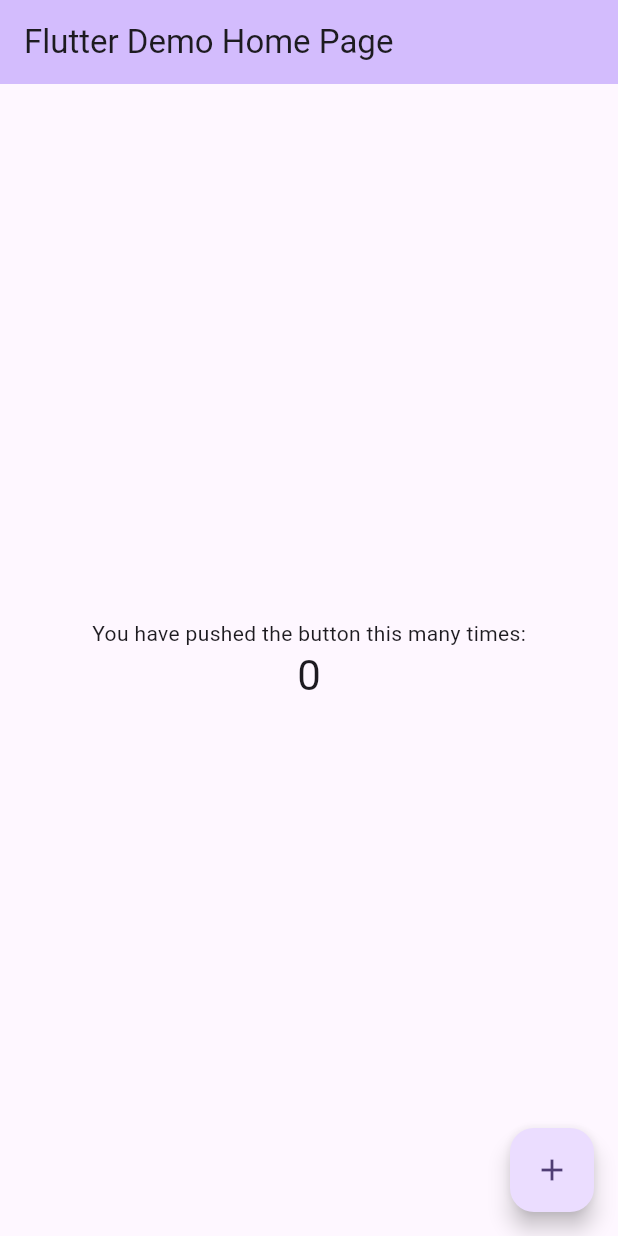
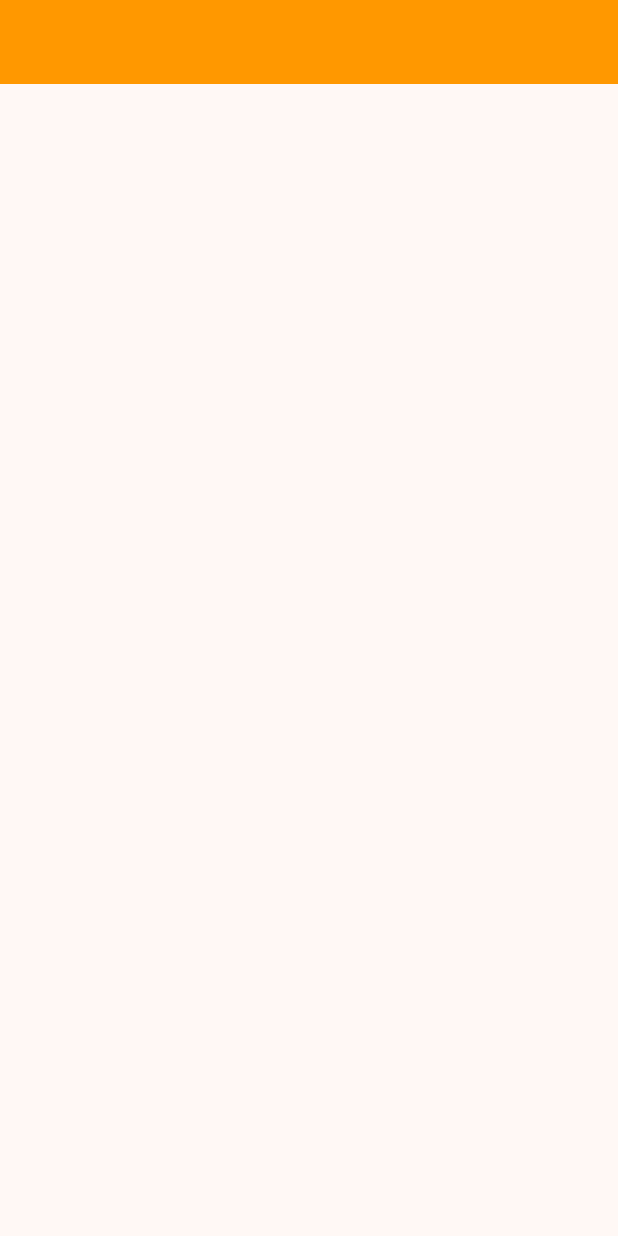
Before and after one commit to choudharyravii/labour_new, a Flutter app: the screen it shows after launch, on a phone screen of 412 x 824 dp. Run offline on Flutter 3.47's test engine with Material 2 defaults, Android fonts, the phone set to English and light mode, and no system bars.

Commit message:
login screen

```diff
--- a/lib/main.dart
+++ b/lib/main.dart
@@ -1,4 +1,5 @@
 import 'package:flutter/material.dart';
+import 'package:labour_dekho/presentation/screens/login_screen.dart';
 
 void main() {
   runApp(const MyApp());
@@ -7,119 +8,15 @@ void main() {
 class MyApp extends StatelessWidget {
   const MyApp({super.key});
 
-  // This widget is the root of your application.
   @override
   Widget build(BuildContext context) {
     return MaterialApp(
-      title: 'Flutter Demo',
+      title: 'Labour Dekho',
       theme: ThemeData(
-        // This is the theme of your application.
-        //
-        // TRY THIS: Try running your application with "flutter run". You'll see
-        // the application has a blue toolbar. Then, without quitting the app,
-        // try changing the seedColor in the colorScheme below to Colors.green
-        // and then invoke "hot reload" (save your changes or press the "hot
-        // reload" button in a Flutter-supported IDE, or press "r" if you used
-        // the command line to start the app).
-        //
-        // Notice that the counter didn't reset back to zero; the application
-        // state is not lost during the reload. To reset the state, use hot
-        // restart instead.
-        //
-        // This works for code too, not just values: Most code changes can be
-        // tested with just a hot reload.
-        colorScheme: ColorScheme.fromSeed(seedColor: Colors.deepPurple),
+        colorScheme: ColorScheme.fromSeed(seedColor: Colors.orange),
         useMaterial3: true,
       ),
-      home: const MyHomePage(title: 'Flutter Demo Home Page'),
+      home: const LoginScreen(),
     );
   }
 }
-
-class MyHomePage extends StatefulWidget {
-  const MyHomePage({super.key, required this.title});
-
-  // This widget is the home page of your application. It is stateful, meaning
-  // that it has a State object (defined below) that contains fields that affect
-  // how it looks.
-
-  // This class is the configuration for the state. It holds the values (in this
-  // case the title) provided by the parent (in this case the App widget) and
-  // used by the build method of the State. Fields in a Widget subclass are
-  // always marked "final".
-
-  final String title;
-
-  @override
-  State<MyHomePage> createState() => _MyHomePageState();
-}
-
-class _MyHomePageState extends State<MyHomePage> {
-  int _counter = 0;
-
-  void _incrementCounter() {
-    setState(() {
-      // This call to setState tells the Flutter framework that something has
-      // changed in this State, which causes it to rerun the build method below
-      // so that the display can reflect the updated values. If we changed
-      // _counter without calling setState(), then the build method would not be
-      // called again, and so nothing would appear to happen.
-      _counter++;
-    });
-  }
-
-  @override
-  Widget build(BuildContext context) {
-    // This method is rerun every time setState is called, for instance as done
-    // by the _incrementCounter method above.
-    //
-    // The Flutter framework has been optimized to make rerunning build methods
-    // fast, so that you can just rebuild anything that needs updating rather
-    // than having to individually change instances of widgets.
-    return Scaffold(
-      appBar: AppBar(
-        // TRY THIS: Try changing the color here to a specific color (to
-        // Colors.amber, perhaps?) and trigger a hot reload to see the AppBar
-        // change color while the other colors stay the same.
-        backgroundColor: Theme.of(context).colorScheme.inversePrimary,
-        // Here we take the value from the MyHomePage object that was created by
-        // the App.build method, and use it to set our appbar title.
-        title: Text(widget.title),
-      ),
-      body: Center(
-        // Center is a layout widget. It takes a single child and positions it
-        // in the middle of the parent.
-        child: Column(
-          // Column is also a layout widget. It takes a list of children and
-          // arranges them vertically. By default, it sizes itself to fit its
-          // children horizontally, and tries to be as tall as its parent.
-          //
-          // Column has various properties to control how it sizes itself and
-          // how it positions its children. Here we use mainAxisAlignment to
-          // center the children vertically; the main axis here is the vertical
-          // axis because Columns are vertical (the cross axis would be
-          // horizontal).
-          //
-          // TRY THIS: Invoke "debug painting" (choose the "Toggle Debug Paint"
-          // action in the IDE, or press "p" in the console), to see the
-          // wireframe for each widget.
-          mainAxisAlignment: MainAxisAlignment.center,
-          children: <Widget>[
-            const Text(
-              'You have pushed the button this many times:',
-            ),
-            Text(
-              '$_counter',
-              style: Theme.of(context).textTheme.headlineMedium,
-            ),
-          ],
-        ),
-      ),
-      floatingActionButton: FloatingActionButton(
-        onPressed: _incrementCounter,
-        tooltip: 'Increment',
-        child: const Icon(Icons.add),
-      ), // This trailing comma makes auto-formatting nicer for build methods.
-    );
-  }
-}
--- /dev/null
+++ b/lib/presentation/screens/login_screen.dart
@@ -0,0 +1,14 @@
+import 'package:flutter/material.dart';
+
+class LoginScreen extends StatelessWidget {
+  const LoginScreen({super.key});
+
+  @override
+  Widget build(BuildContext context) {
+    return Scaffold(
+      appBar: AppBar(
+        backgroundColor: Colors.orange,
+      ),
+    );
+  }
+}
```
Also changed, not shown: 1 other file.
